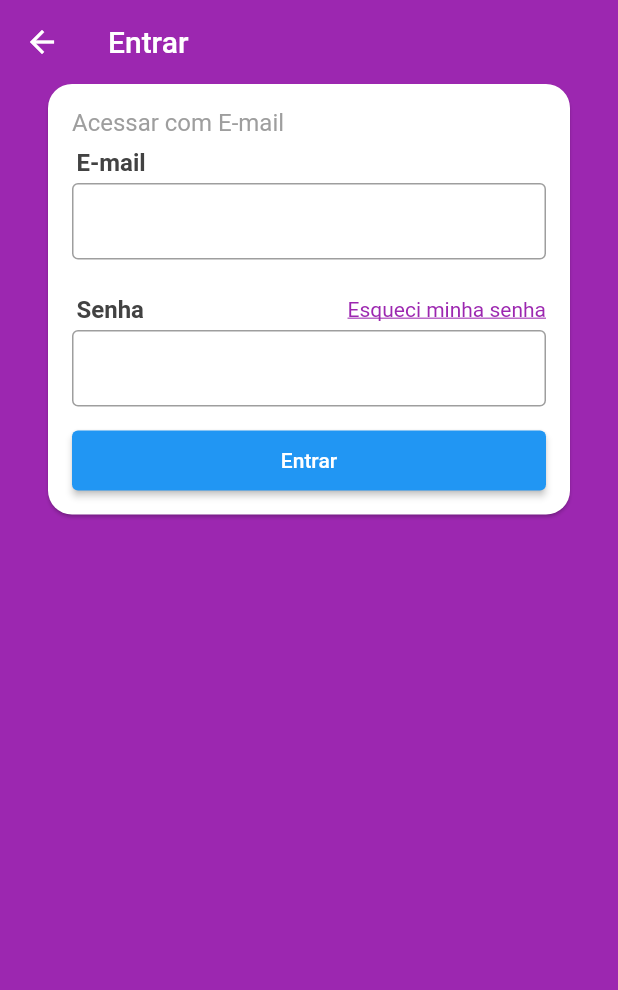
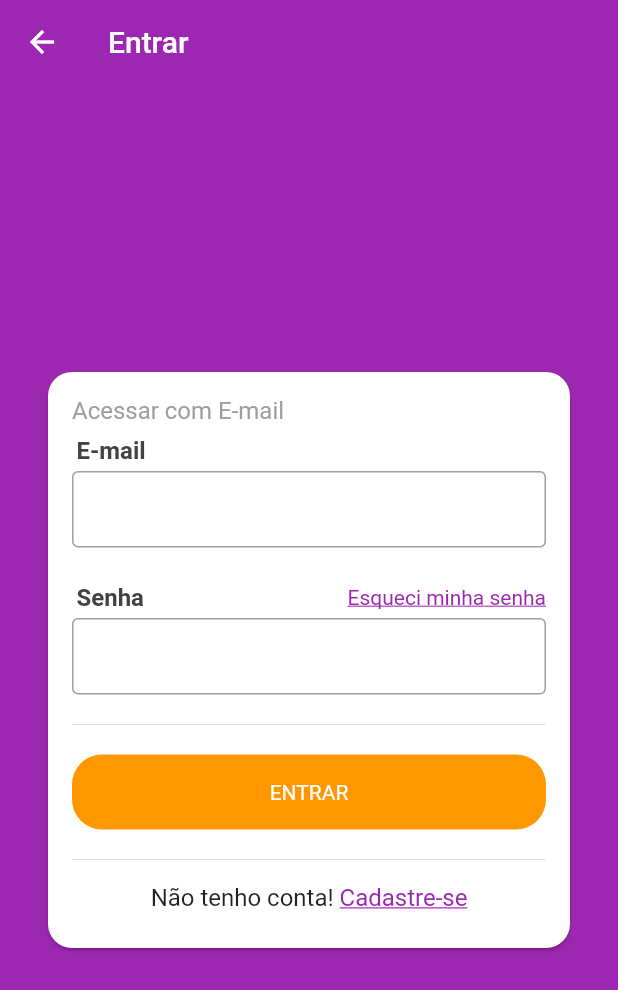
Before and after one commit to ismaelsousa/xlomobx, a Flutter app: the screen it shows after launch, in the side drawer, after a tap on "Acesse sua conta agora!", on a phone screen of 412 x 824 dp. Shown: the top 990 px of the screen. Run offline on Flutter 3.47's test engine with Material 2 defaults, Android fonts, the phone set to English and light mode, and no system bars; our stand-ins replace get_it, mobx, parse_server_sdk_flutter; generated files the repository leaves out were written again.

Commit message:
create login screen complete

```diff
--- a/lib/screens/login/login_screen.dart
+++ b/lib/screens/login/login_screen.dart
@@ -1,4 +1,5 @@
 import 'package:flutter/material.dart';
+import 'package:xlomobx/screens/signup/signup_screens.dart';
 
 class LoginScreen extends StatefulWidget {
   const LoginScreen({Key? key}) : super(key: key);
@@ -14,8 +15,12 @@ class _LoginScreenState extends State<LoginScreen> {
       appBar: AppBar(
         title: const Text('Entrar'),
       ),
-      body: Card(
-        shape: RoundedRectangleBorder(borderRadius: BorderRadius.circular(16)),
+      body: Container(
+        alignment: Alignment.center,
+        child: SingleChildScrollView(
+          child: Card(
+            shape:
+                RoundedRectangleBorder(borderRadius: BorderRadius.circular(16)),
             margin: const EdgeInsets.symmetric(horizontal: 32),
             child: Padding(
               padding: const EdgeInsets.all(16),
@@ -51,7 +56,8 @@ class _LoginScreenState extends State<LoginScreen> {
                     height: 16,
                   ),
                   Padding(
-                  padding: const EdgeInsets.only(left: 3, bottom: 4, top: 8),
+                      padding:
+                          const EdgeInsets.only(left: 3, bottom: 4, top: 8),
                       child: Row(
                         mainAxisAlignment: MainAxisAlignment.spaceBetween,
                         children: [
@@ -78,15 +84,51 @@ class _LoginScreenState extends State<LoginScreen> {
                     keyboardType: TextInputType.emailAddress,
                   ),
                   const SizedBox(
-                height: 16,
+                    height: 12,
                   ),
+                  const Divider(),
                   Container(
-                  height: 40,
+                      height: 50,
+                      margin: const EdgeInsets.symmetric(vertical: 12),
                       child: ElevatedButton(
                         onPressed: () {},
-                    child: const Text('Entrar'),
-                  ))
+                        child: const Text('ENTRAR'),
+                        style: ElevatedButton.styleFrom(
+                            primary: Colors.orange,
+                            elevation: 0,
+                            textStyle: const TextStyle(color: Colors.white),
+                            shape: RoundedRectangleBorder(
+                                borderRadius: BorderRadius.circular(20))),
+                      )),
+                  const Divider(),
+                  Padding(
+                    padding: const EdgeInsets.symmetric(vertical: 8),
+                    child: Wrap(
+                      alignment: WrapAlignment.center,
+                      children: [
+                        const Text(
+                          "Não tenho conta! ",
+                          style: TextStyle(fontSize: 16),
+                        ),
+                        GestureDetector(
+                          onTap: () {
+                            Navigator.of(context).push(MaterialPageRoute(
+                                builder: (_) => const SignUpScreen()));
+                          },
+                          child: const Text(
+                            'Cadastre-se',
+                            style: TextStyle(
+                                decoration: TextDecoration.underline,
+                                color: Colors.purple,
+                                fontSize: 16),
+                          ),
+                        )
                       ],
+                    ),
+                  ),
+                ],
+              ),
+            ),
           ),
         ),
       ),
--- /dev/null
+++ b/lib/screens/signup/signup_screens.dart
@@ -0,0 +1,10 @@
+import 'package:flutter/material.dart';
+
+class SignUpScreen extends StatelessWidget {
+  const SignUpScreen({Key? key}) : super(key: key);
+
+  @override
+  Widget build(BuildContext context) {
+    return Container();
+  }
+}
```
Lines whose indentation alone changed are shown as unchanged.
